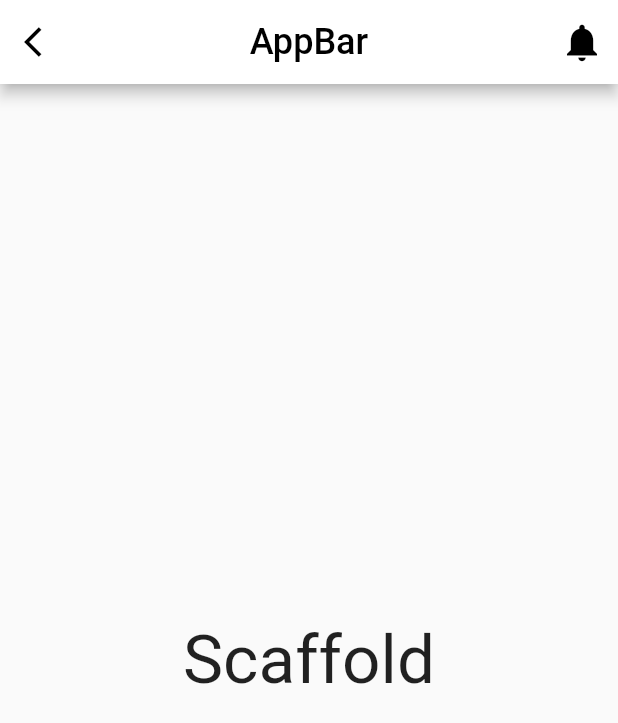
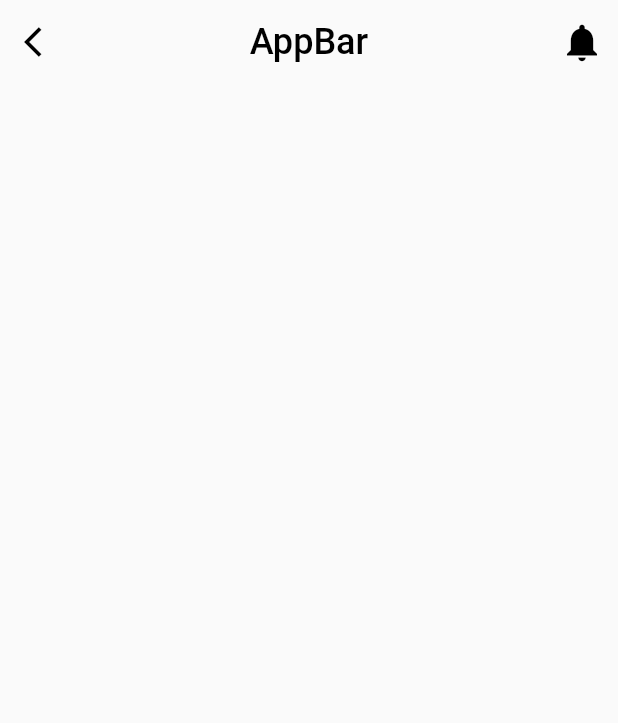
Before and after one commit to Nasibali144/pdp_lesson, a Flutter app: the screen it shows after launch, on a phone screen of 412 x 824 dp. Shown: the top 723 px of the screen. Run offline on Flutter 3.47's test engine with Material 2 defaults, Android fonts, the phone set to English and light mode, and no system bars.

Commit message:
Flutter B17 commit 1

```diff
--- a/lib/main.dart
+++ b/lib/main.dart
@@ -16,7 +16,7 @@ class MyApp extends StatelessWidget {
       title: 'Flutter Demo',
       theme: ThemeData(
         primarySwatch: Colors.blue,
-        appBarTheme: AppBarTheme(
+        appBarTheme: const AppBarTheme(
           iconTheme: IconThemeData(
             color: Colors.black
           ),
--- a/lib/pages/lesson_nine.dart
+++ b/lib/pages/lesson_nine.dart
@@ -13,7 +13,8 @@ class _LessonNineState extends State<LessonNine> {
   Widget build(BuildContext context) {
     return Scaffold(
       appBar: AppBar(
-        backgroundColor: Colors.white,
+        backgroundColor: Colors.transparent,
+        elevation: 0,
         centerTitle: true,
         title: Text("AppBar"),
         leading: IconButton(
@@ -27,8 +28,8 @@ class _LessonNineState extends State<LessonNine> {
           )
         ],
       ),
-      body: Center(
-        child: Text('Scaffold', style: TextStyle(fontSize: 45),),
+      body: Container(
+
       ),
     );
   }
--- a/pubspec.yaml
+++ b/pubspec.yaml
@@ -23,8 +23,8 @@ flutter:
 
   uses-material-design: true
 
-  # assets:
-  #   - images/a_dot_burr.jpeg
+  assets:
+    - assets/images/
 
   # fonts:
   #   - family: Schyler
```
Also changed, not shown: assets/images/background_image.jpg (added).
